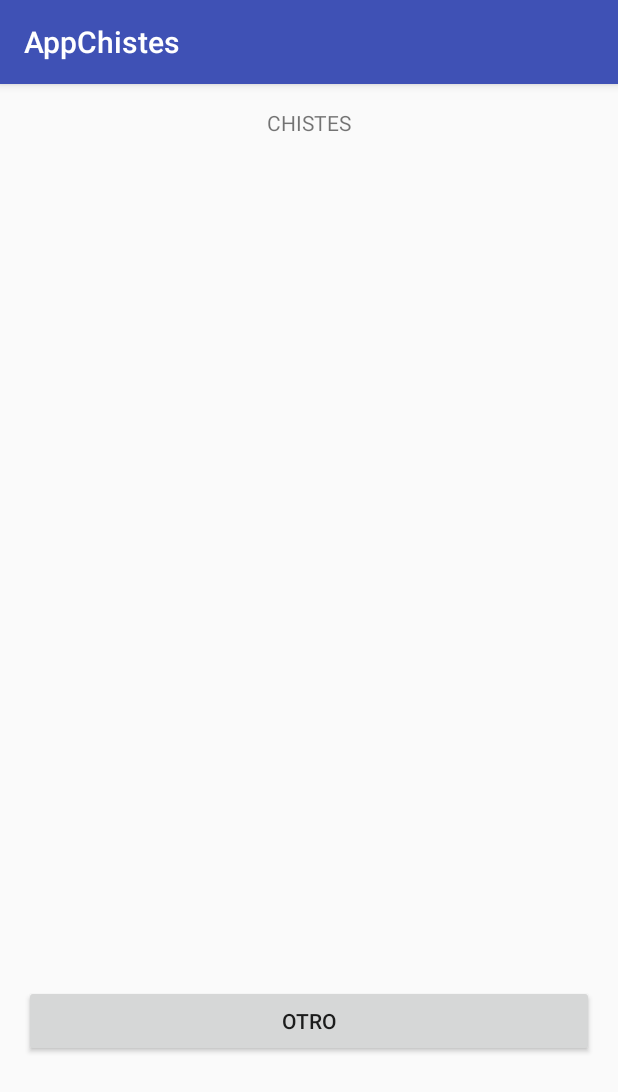
After one commit to aetsi12/Cosa1, an Android app: the ChisteActivity screen opened directly, with no data from a screen before it, on a phone screen of 412 x 824 dp. The commit adds this screen. Shown: the top 1092 px of the screen. Run offline under Robolectric (Android 15) with nearby library versions, the phone set to English and light mode, and no system bars.

Commit message:
Los chistes no se repiten hasta visualizarse todos

```diff
--- a/app/src/main/AndroidManifest.xml
+++ b/app/src/main/AndroidManifest.xml
@@ -15,6 +15,7 @@
                 <category android:name="android.intent.category.LAUNCHER" />
             </intent-filter>
         </activity>
+        <activity android:name=".ChisteActivity"></activity>
     </application>
 
 </manifest>
--- /dev/null
+++ b/app/src/main/java/com/example/papu/appchistes/ChisteActivity.java
@@ -0,0 +1,81 @@
+package com.example.papu.appchistes;
+
+import android.support.v7.app.AppCompatActivity;
+import android.os.Bundle;
+import android.view.View;
+import android.widget.Button;
+import android.widget.TextView;
+import android.widget.Toast;
+
+import java.util.ArrayList;
+
+public class ChisteActivity extends AppCompatActivity {
+
+    private Button btOtro;
+    private TextView tvChiste;
+    private String[] listaChistes = new String[13];
+    private ArrayList<Integer> vistos = new ArrayList<>();
+    private int i;
+
+    @Override
+    protected void onCreate(Bundle savedInstanceState) {
+        super.onCreate(savedInstanceState);
+        setContentView(R.layout.activity_chiste);
+
+        cargarChistes();
+
+        tvChiste = (TextView) findViewById(R.id.tvChiste);
+
+        btOtro = (Button) findViewById(R.id.btOtro);
+        btOtro.setOnClickListener(new View.OnClickListener() {
+            @Override
+            public void onClick(View v) {
+                do{i = (int) (Math.random()*13);}while(vistos.contains(i));
+                tvChiste.setText(listaChistes[i]+"\nChiste: "+i+"\nVistos: "+vistos.size());
+                vistos.add(i);
+                if(vistos.size()==listaChistes.length) vistos.clear();
+            }
+        });
+    }
+
+    public void cargarChistes(){
+        listaChistes[0] = "En el restaurante:\n" +
+                "– Camarero, ¿el pescado viene solo?\n" +
+                "– No, no, se lo traeré yo.\n";
+        listaChistes[1] = "¿Sabes por qué el mar no se seca?\n" +
+                "- Por que no tiene toalla.\n";
+        listaChistes[2] = "Un niño fue pegado por la vecina y la madre furiosa fue a pedirle explicaciones: \n" +
+                "- ¿Por qué le pegó a mi hijo? \n" +
+                "- Por maleducado, me llamó gorda. \n" +
+                "- ¿Y cree que pegándole va a adelgazar?";
+        listaChistes[3] = "¿Qué quiere ser la servilleta cuando sea grande?\n" +
+                "Billete.";
+        listaChistes[4] = "- Buenos días, me gustaría alquilar Batman Forever.\n" +
+                "- No es posible, tiene que devolverla tomorrow.\n";
+        listaChistes[5] = "Se abre el telón y aparece un culo muy gordo con solo un pelo. Se cierra el telón, ¿Cómo se llama la pelcula?\n" +
+                "El peliculón.";
+        listaChistes[6] = "- Ayer me dijeron que soy fea.\n" +
+                "- No te preocupes, a mí me han dicho cosas peores.\n" +
+                "- ¿Qué te han dicho?\n" +
+                "- Que también eres bastante tonta.";
+        listaChistes[7] = "- ¿Sabe? soy vidente, y por 10 euros le digo su futuro.\n" +
+                "- ¿10 euros? OK.\n" +
+                "- Yo seré vidente, tú serás vidente, él será vidente…\n";
+        listaChistes[8] = "- Soy bidente.\n" +
+                "- ¿Puedes ver el futuro?\n" +
+                "- No, sólo tengo dos dientes.\n" +
+                "- ¿Eres idiota?\n" +
+                "- No, soy un conejo.\n";
+        listaChistes[9] = "- Doctor, doctor, ¿qué puedo hacer para que mi hijo no se mee en la cama?\n" +
+                "- Que duerma en el baño.\n";
+        listaChistes[10] = "- Hola ¿es la carnicería?\n" +
+                "- No, es la zapatería.\n" +
+                "- Disculpe, me he equivocado de número.\n" +
+                "- No importa, tráigalos, se los cambiamos.\n";
+        listaChistes[11] = "- ¿Por qué los adivinos no pueden tener hijos?\n" +
+                "- Porque tienen las bolas de cristal.\n";
+        listaChistes[12] = "-Estoy a favor de la libertad de expresión.\n" +
+                "-Y yo.\n" +
+                "-Tú te callas. \n";
+    }
+}
--- a/app/src/main/java/com/example/papu/appchistes/MainActivity.java
+++ b/app/src/main/java/com/example/papu/appchistes/MainActivity.java
@@ -1,13 +1,25 @@
 package com.example.papu.appchistes;
 
+import android.content.Intent;
 import android.support.v7.app.AppCompatActivity;
 import android.os.Bundle;
+import android.view.View;
+import android.widget.Button;
 
 public class MainActivity extends AppCompatActivity {
+
+    private Button btRandom;
 
     @Override
     protected void onCreate(Bundle savedInstanceState) {
         super.onCreate(savedInstanceState);
         setContentView(R.layout.activity_main);
+
+        btRandom = (Button) findViewById(R.id.btRandom);
+    }
+
+    public void chisteRandom(View v){
+        Intent i = new Intent(this, ChisteActivity.class);
+        startActivity(i);
     }
 }
--- /dev/null
+++ b/app/src/main/res/layout/activity_chiste.xml
@@ -0,0 +1,39 @@
+<?xml version="1.0" encoding="utf-8"?>
+<RelativeLayout xmlns:android="http://schemas.android.com/apk/res/android"
+    xmlns:tools="http://schemas.android.com/tools"
+    android:id="@+id/activity_chiste"
+    android:layout_width="match_parent"
+    android:layout_height="match_parent"
+    android:paddingBottom="@dimen/activity_vertical_margin"
+    android:paddingLeft="@dimen/activity_horizontal_margin"
+    android:paddingRight="@dimen/activity_horizontal_margin"
+    android:paddingTop="@dimen/activity_vertical_margin"
+    tools:context="com.example.papu.appchistes.ChisteActivity">
+
+    <TextView
+        android:text="CHISTES"
+        android:layout_width="wrap_content"
+        android:layout_height="wrap_content"
+        android:layout_alignParentTop="true"
+        android:layout_centerHorizontal="true"
+        android:id="@+id/tvTit" />
+
+    <Button
+        android:text="OTRO"
+        android:layout_width="wrap_content"
+        android:layout_height="wrap_content"
+        android:layout_marginBottom="103dp"
+        android:id="@+id/btOtro"
+        android:layout_alignParentBottom="true"
+        android:layout_alignParentEnd="true"
+        android:layout_alignParentStart="true" />
+
+    <TextView
+        android:layout_width="wrap_content"
+        android:layout_height="wrap_content"
+        android:layout_below="@+id/tvTit"
+        android:layout_alignParentStart="true"
+        android:layout_marginTop="70dp"
+        android:id="@+id/tvChiste"
+        android:layout_alignParentEnd="true" />
+</RelativeLayout>
--- a/app/src/main/res/layout/activity_main.xml
+++ b/app/src/main/res/layout/activity_main.xml
@@ -10,8 +10,13 @@
     android:paddingTop="@dimen/activity_vertical_margin"
     tools:context="com.example.papu.appchistes.MainActivity">
 
-    <TextView
+    <Button
+        android:text="CHISTE ALEATORIO"
         android:layout_width="wrap_content"
         android:layout_height="wrap_content"
-        android:text="Hello World!" />
+        android:id="@+id/btRandom"
+        android:layout_centerVertical="true"
+        android:layout_alignParentStart="true"
+        android:layout_alignParentEnd="true"
+        android:onClick="chisteRandom" />
 </RelativeLayout>
--- /dev/null
+++ b/build.gradle
@@ -0,0 +1,23 @@
+// Top-level build file where you can add configuration options common to all sub-projects/modules.
+
+buildscript {
+    repositories {
+        jcenter()
+    }
+    dependencies {
+        classpath 'com.android.tools.build:gradle:2.2.2'
+
+        // NOTE: Do not place your application dependencies here; they belong
+        // in the individual module build.gradle files
+    }
+}
+
+allprojects {
+    repositories {
+        jcenter()
+    }
+}
+
+task clean(type: Delete) {
+    delete rootProject.buildDir
+}
--- /dev/null
+++ b/gradle.properties
@@ -0,0 +1,17 @@
+# Project-wide Gradle settings.
+
+# IDE (e.g. Android Studio) users:
+# Gradle settings configured through the IDE *will override*
+# any settings specified in this file.
+
+# For more details on how to configure your build environment visit
+# http://www.gradle.org/docs/current/userguide/build_environment.html
+
+# Specifies the JVM arguments used for the daemon process.
+# The setting is particularly useful for tweaking memory settings.
+org.gradle.jvmargs=-Xmx1536m
+
+# When configured, Gradle will run in incubating parallel mode.
+# This option should only be used with decoupled projects. More details, visit
+# http://www.gradle.org/docs/current/userguide/multi_project_builds.html#sec:decoupled_projects
+# org.gradle.parallel=true
--- /dev/null
+++ b/settings.gradle
@@ -0,0 +1 @@
+include ':app'
```
Also changed, not shown: gradle/wrapper/gradle-wrapper.properties (added), 4 other files.
